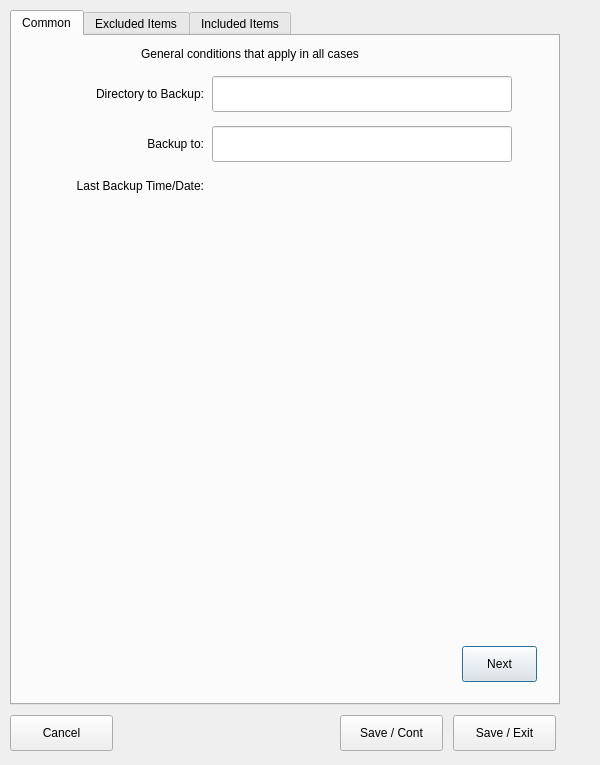
The window that src/setup.ui (LornBKerr/backup) describes before a commit, drawn with Qt 5.
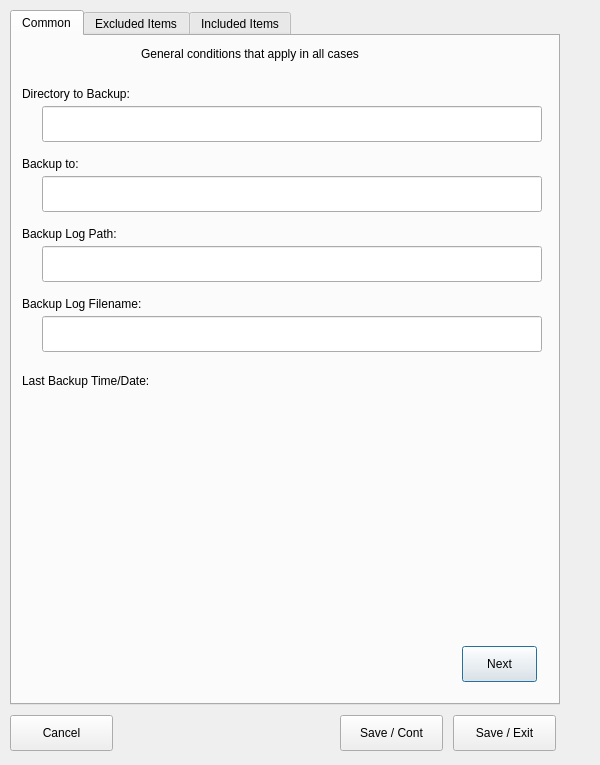
The same window after the commit.

Commit message: Add 'log_path' and 'log_name' to the setup routines.

```diff
--- a/src/setup.ui
+++ b/src/setup.ui
@@ -75,23 +75,20 @@
       <rect>
        <x>10</x>
        <y>40</y>
-       <width>182</width>
+       <width>161</width>
        <height>36</height>
       </rect>
      </property>
      <property name="text">
       <string>Directory to Backup:</string>
      </property>
-     <property name="alignment">
-      <set>Qt::AlignmentFlag::AlignRight|Qt::AlignmentFlag::AlignTrailing|Qt::AlignmentFlag::AlignVCenter</set>
-     </property>
     </widget>
     <widget class="QLineEdit" name="start_dir">
      <property name="geometry">
       <rect>
-       <x>200</x>
-       <y>40</y>
-       <width>300</width>
+       <x>30</x>
+       <y>70</y>
+       <width>500</width>
        <height>36</height>
       </rect>
      </property>
@@ -99,28 +96,12 @@
       <string/>
      </property>
     </widget>
-    <widget class="QLabel" name="lbl_backup_location">
-     <property name="geometry">
-      <rect>
-       <x>10</x>
-       <y>90</y>
-       <width>182</width>
-       <height>36</height>
-      </rect>
-     </property>
-     <property name="text">
-      <string>Backup to:</string>
-     </property>
-     <property name="alignment">
-      <set>Qt::AlignmentFlag::AlignRight|Qt::AlignmentFlag::AlignTrailing|Qt::AlignmentFlag::AlignVCenter</set>
-     </property>
-    </widget>
     <widget class="QLineEdit" name="backup_location">
      <property name="geometry">
       <rect>
-       <x>200</x>
-       <y>90</y>
-       <width>300</width>
+       <x>30</x>
+       <y>140</y>
+       <width>500</width>
        <height>36</height>
       </rect>
      </property>
@@ -132,7 +113,7 @@
      <property name="geometry">
       <rect>
        <x>10</x>
-       <y>135</y>
+       <y>330</y>
        <width>182</width>
        <height>30</height>
       </rect>
@@ -141,14 +122,14 @@
       <string>Last Backup Time/Date:</string>
      </property>
      <property name="alignment">
-      <set>Qt::AlignmentFlag::AlignRight|Qt::AlignmentFlag::AlignTrailing|Qt::AlignmentFlag::AlignVCenter</set>
+      <set>Qt::AlignmentFlag::AlignLeading|Qt::AlignmentFlag::AlignLeft|Qt::AlignmentFlag::AlignVCenter</set>
      </property>
     </widget>
     <widget class="QLabel" name="last_backup">
      <property name="geometry">
       <rect>
-       <x>200</x>
-       <y>135</y>
+       <x>190</x>
+       <y>330</y>
        <width>274</width>
        <height>30</height>
       </rect>
@@ -157,6 +138,77 @@
       <string/>
      </property>
     </widget>
+    <widget class="QLabel" name="backup_llbl">
+     <property name="geometry">
+      <rect>
+       <x>10</x>
+       <y>110</y>
+       <width>161</width>
+       <height>36</height>
+      </rect>
+     </property>
+     <property name="text">
+      <string>Backup to:</string>
+     </property>
+     <property name="alignment">
+      <set>Qt::AlignmentFlag::AlignLeading|Qt::AlignmentFlag::AlignLeft|Qt::AlignmentFlag::AlignVCenter</set>
+     </property>
+    </widget>
+    <widget class="QLineEdit" name="log_name">
+     <property name="geometry">
+      <rect>
+       <x>30</x>
+       <y>280</y>
+       <width>500</width>
+       <height>36</height>
+      </rect>
+     </property>
+     <property name="toolTip">
+      <string/>
+     </property>
+    </widget>
+    <widget class="QLabel" name="backup_path_lbl">
+     <property name="geometry">
+      <rect>
+       <x>10</x>
+       <y>180</y>
+       <width>161</width>
+       <height>36</height>
+      </rect>
+     </property>
+     <property name="text">
+      <string>Backup Log Path:</string>
+     </property>
+     <property name="alignment">
+      <set>Qt::AlignmentFlag::AlignLeading|Qt::AlignmentFlag::AlignLeft|Qt::AlignmentFlag::AlignVCenter</set>
+     </property>
+    </widget>
+    <widget class="QLineEdit" name="log_path">
+     <property name="geometry">
+      <rect>
+       <x>30</x>
+       <y>210</y>
+       <width>500</width>
+       <height>36</height>
+      </rect>
+     </property>
+     <property name="toolTip">
+      <string/>
+     </property>
+    </widget>
+    <widget class="QLabel" name="backup_log_filename_lbl">
+     <property name="geometry">
+      <rect>
+       <x>10</x>
+       <y>250</y>
+       <width>161</width>
+       <height>36</height>
+      </rect>
+     </property>
+     <property name="text">
+      <string>Backup Log Filename:</string>
+     </property>
+    </widget>
    </widget>
    <widget class="QWidget" name="exclusions_tab">
     <attribute name="title">
```
Left out of the diff: 4 changed lines with no effect on the pictures. The commit also changes 3 other files.
